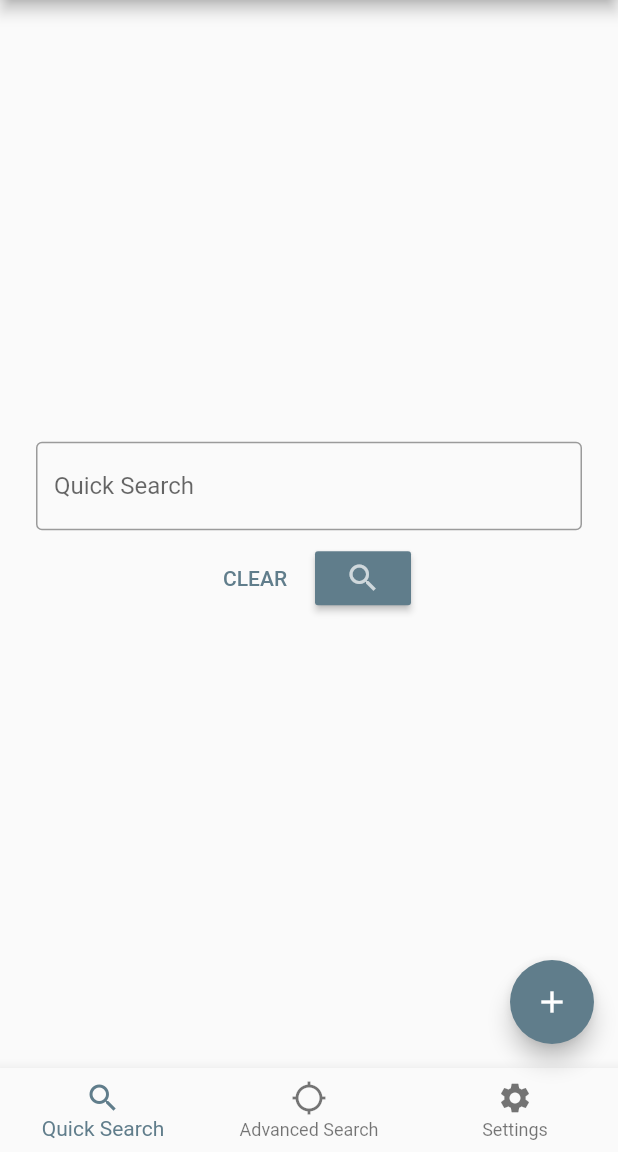
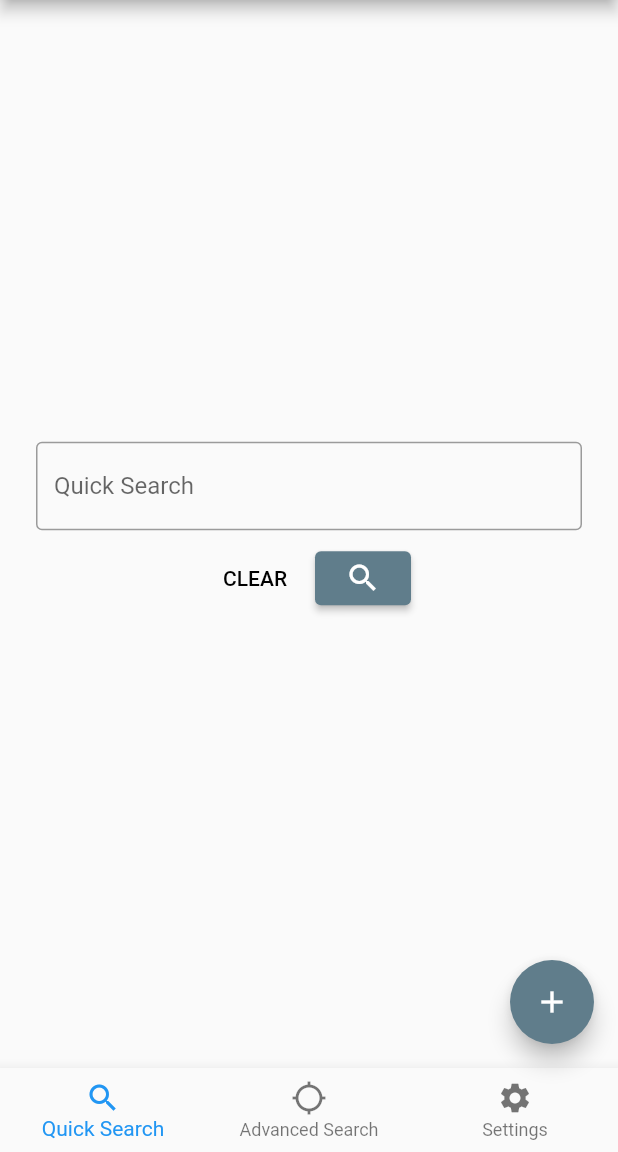
Before and after one commit to michaelmworthington/searchmavenapp, a Flutter app: the screen it shows after launch, on a phone screen of 412 x 824 dp, the part 84-1236 px from its top. Run offline on Flutter 3.47's test engine with Material 2 defaults, Android fonts, the phone set to English and light mode, and no system bars; our stand-ins replace font_awesome_flutter.

Commit message:
styling updates

```diff
--- a/searchmavenapp/lib/app.dart
+++ b/searchmavenapp/lib/app.dart
@@ -17,8 +17,18 @@ class MyApp extends StatelessWidget {
 ThemeData _buildTheme() {
   return ThemeData(
     primarySwatch: Colors.blueGrey,
+    //canvasColor: Colors.blueGrey,
     inputDecorationTheme: InputDecorationTheme(
       border: OutlineInputBorder()
-    )
+    ),
+    buttonColor: Colors.blueGrey,
+    buttonTheme: ButtonThemeData(
+      textTheme: ButtonTextTheme.primary
+    ),
+    //iconTheme: IconThemeData(
+    //  color: Colors.red
+    //),
+    //bottomAppBarColor: Colors.red,
+    //cardColor: Colors.red
   );
 }
--- a/searchmavenapp/lib/pages/myhomepage.dart
+++ b/searchmavenapp/lib/pages/myhomepage.dart
@@ -1,6 +1,7 @@
 import 'package:flutter/material.dart';
 import 'dart:io';
 import 'package:path_provider/path_provider.dart' as path_provider;
+import 'package:searchmavenapp/pages/searchresultspage.dart';
 import 'package:searchmavenapp/pages/secondpage.dart';
 import 'package:searchmavenapp/pages/thirdpage.dart';
 import 'package:searchmavenapp/pages/fourthpage.dart';
@@ -29,6 +30,7 @@ class MyHomePage extends StatefulWidget {
 //which defines the layout for the Home Page
 class _MyHomePageState extends State<MyHomePage> {
   final _searchTextController = TextEditingController();
+  int _navBarSelectedIndex = 0;
 
   int _counter;
 
@@ -96,16 +98,14 @@ class _MyHomePageState extends State<MyHomePage> {
                         FlatButton(onPressed: (){
                             _searchTextController.clear();
                           },
-                          child: Text("CLEAR"),
-                          textColor: Theme.of(context).primaryColor
+                          child: Text("CLEAR")
                         ),
                         RaisedButton(
                             onPressed: (){
                               Navigator.push(context,
                                   MaterialPageRoute(builder: (context) => SecondPage(pCounter: _counter)));
                             },
-                            child: Icon(Icons.search, color:Theme.of(context).primaryColorLight),
-                            color: Theme.of(context).primaryColor,
+                            child: Icon(Icons.search)
                         )
                     ],
                   )
@@ -113,8 +113,12 @@ class _MyHomePageState extends State<MyHomePage> {
               )
             ),
       bottomNavigationBar: BottomNavigationBar(
+        //type: BottomNavigationBarType.shifting,
+        fixedColor: Colors.blue,
+        currentIndex: _navBarSelectedIndex,
+        onTap: _navBarTapped,
         items: [
-          BottomNavigationBarItem(icon: Icon(Icons.search), title: Text("Quick Search")),
+          BottomNavigationBarItem(icon: Icon(Icons.search), title: Text("Quick Search"), backgroundColor: Colors.blueGrey),
           BottomNavigationBarItem(icon: Icon(Icons.location_searching), title: Text("Advanced Search")),
           BottomNavigationBarItem(icon: Icon(Icons.settings), title: Text("Settings"))
         ]
@@ -125,6 +129,20 @@ class _MyHomePageState extends State<MyHomePage> {
         child: Icon(Icons.add),
       ), // This trailing comma makes auto-formatting nicer for build methods.
     );
+  }
+
+  void _navBarTapped(int index){
+    //print("bottom nav bar tapped with $index");
+
+    //TODO: https://docs.flutter.io/flutter/material/BottomNavigationBar-class.html
+    //TODO: nav bar on all pages (scaffolds) ?
+
+                        Navigator.push(context,
+                            MaterialPageRoute(builder: (context) => SearchResultsPage()));
+
+    setState(() {
+          _navBarSelectedIndex = index;
+    });
   }
 }
 
```
Also changed, not shown: searchmavenapp/lib/api/centralsearchapi.dart (+0 -66 lines), searchmavenapp/lib/pages/fourthpage.dart (+106 -0 lines), searchmavenapp/lib/pages/secondpage.dart (+6 -3 lines).
